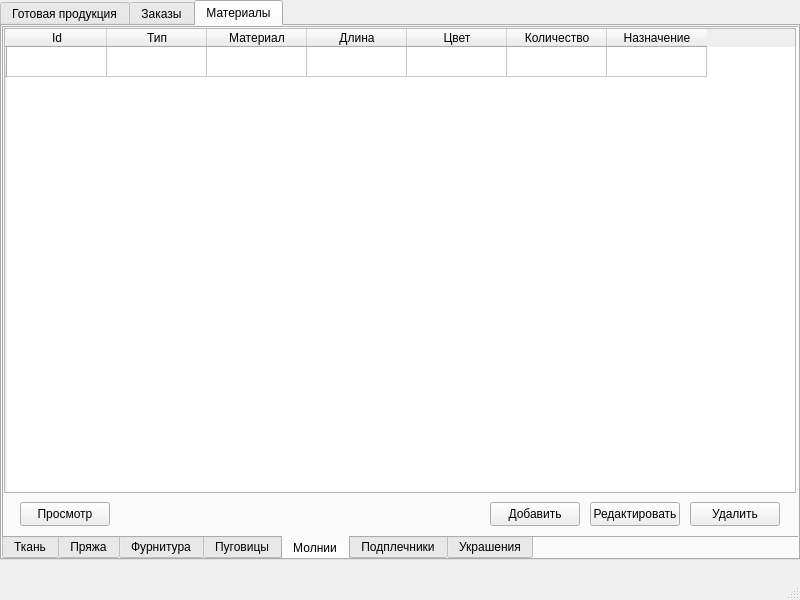
Before: the Qt Designer form TWh.ui in lepik1108/AWh, drawn with Qt 5.
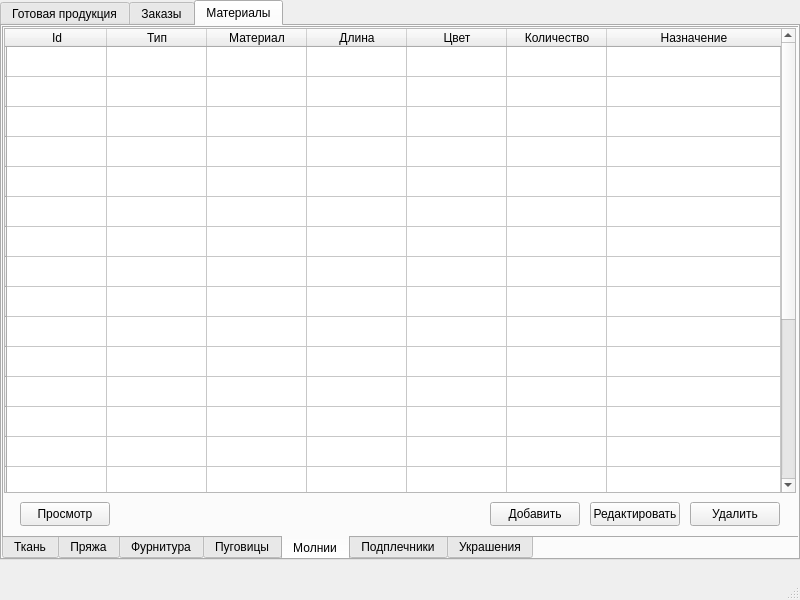
After: the same form once the commit is applied. The open tabs and pages were chosen to show the change.

```diff
--- a/TWh.ui
+++ b/TWh.ui
@@ -23,6 +23,24 @@
       <height>560</height>
      </rect>
     </property>
+    <property name="sizePolicy">
+     <sizepolicy hsizetype="Fixed" vsizetype="Fixed">
+      <horstretch>0</horstretch>
+      <verstretch>0</verstretch>
+     </sizepolicy>
+    </property>
+    <property name="minimumSize">
+     <size>
+      <width>800</width>
+      <height>560</height>
+     </size>
+    </property>
+    <property name="maximumSize">
+     <size>
+      <width>800</width>
+      <height>560</height>
+     </size>
+    </property>
     <property name="currentIndex">
      <number>0</number>
     </property>
@@ -1104,6 +1122,114 @@
           <height>465</height>
          </rect>
         </property>
+        <attribute name="horizontalHeaderStretchLastSection">
+         <bool>true</bool>
+        </attribute>
+        <row>
+         <property name="text">
+          <string/>
+         </property>
+        </row>
+        <row>
+         <property name="text">
+          <string/>
+         </property>
+        </row>
+        <row>
+         <property name="text">
+          <string/>
+         </property>
+        </row>
+        <row>
+         <property name="text">
+          <string/>
+         </property>
+        </row>
+        <row>
+         <property name="text">
+          <string/>
+         </property>
+        </row>
+        <row>
+         <property name="text">
+          <string/>
+         </property>
+        </row>
+        <row>
+         <property name="text">
+          <string/>
+         </property>
+        </row>
+        <row>
+         <property name="text">
+          <string/>
+         </property>
+        </row>
+        <row>
+         <property name="text">
+          <string/>
+         </property>
+        </row>
+        <row>
+         <property name="text">
+          <string/>
+         </property>
+        </row>
+        <row>
+         <property name="text">
+          <string/>
+         </property>
+        </row>
+        <row>
+         <property name="text">
+          <string/>
+         </property>
+        </row>
+        <row>
+         <property name="text">
+          <string/>
+         </property>
+        </row>
+        <row>
+         <property name="text">
+          <string/>
+         </property>
+        </row>
+        <row>
+         <property name="text">
+          <string/>
+         </property>
+        </row>
+        <row>
+         <property name="text">
+          <string/>
+         </property>
+        </row>
+        <row>
+         <property name="text">
+          <string/>
+         </property>
+        </row>
+        <row>
+         <property name="text">
+          <string/>
+         </property>
+        </row>
+        <row>
+         <property name="text">
+          <string/>
+         </property>
+        </row>
+        <row>
+         <property name="text">
+          <string/>
+         </property>
+        </row>
+        <row>
+         <property name="text">
+          <string/>
+         </property>
+        </row>
         <row>
          <property name="text">
           <string/>
```
Left out of the diff: 685 changed lines with no effect on the pictures.
